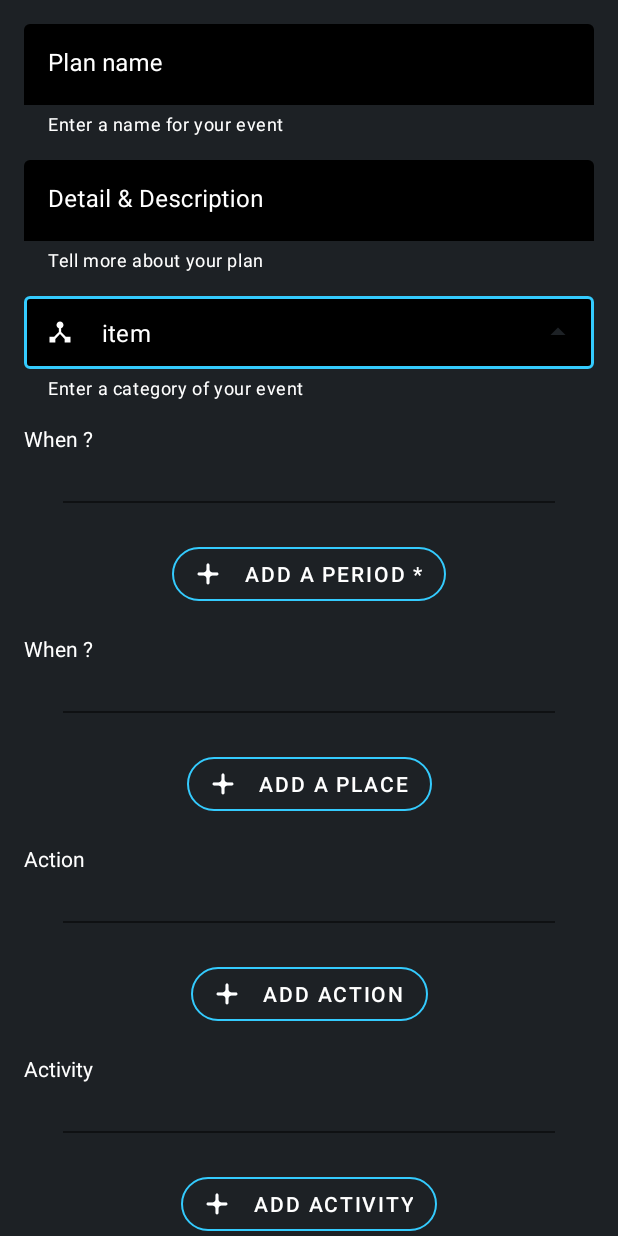
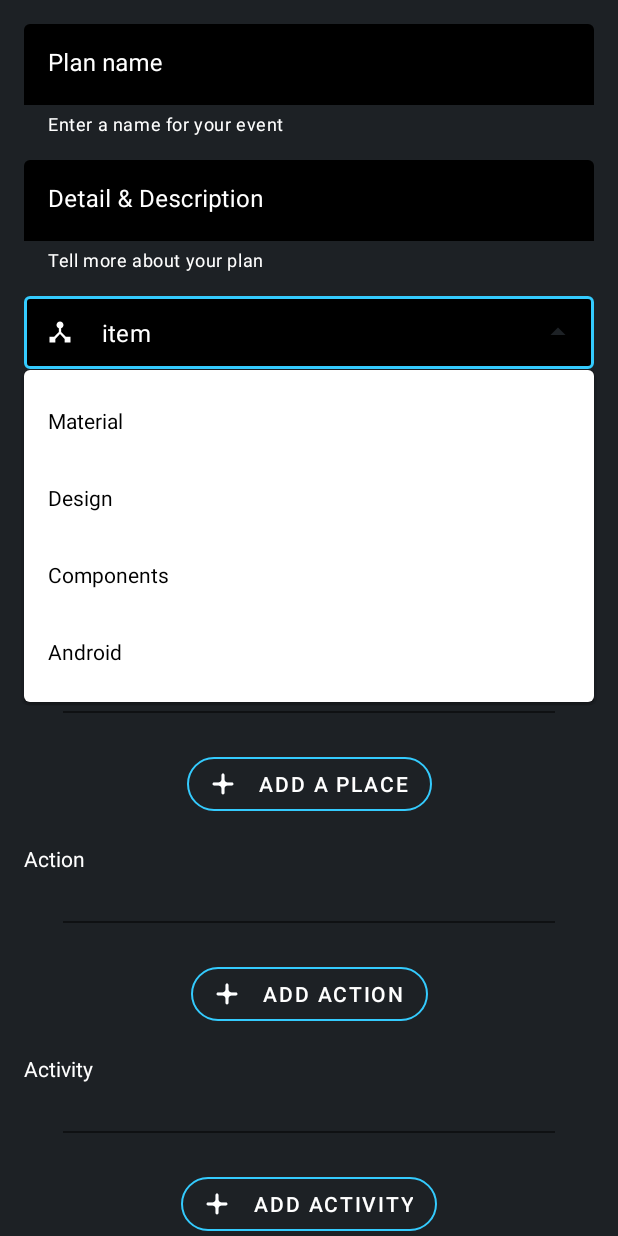
Before and after one commit to vimalbosamiya/People10-Tech-Batanks-Android, an Android app: the fragment PublicPlanFragment shown on its own in the app's theme, after a tap on an icon or button, on a phone screen of 412 x 824 dp. Run offline under Robolectric (Android 15) with nearby library versions, the phone set to English and light mode, and no system bars.

Commit message:
UI alteration

```diff
--- a/app/src/main/java/com/batanks/newplan/home/fragment/tabfragment/PublicPlanFragment.kt
+++ b/app/src/main/java/com/batanks/newplan/home/fragment/tabfragment/PublicPlanFragment.kt
@@ -4,8 +4,11 @@ import android.os.Bundle
 import android.view.LayoutInflater
 import android.view.View
 import android.view.ViewGroup
+import android.widget.ArrayAdapter
+import android.widget.AutoCompleteTextView
 import androidx.fragment.app.Fragment
 import com.batanks.newplan.R
+import kotlinx.android.synthetic.main.fragment_public_new_plan.*
 
 class PublicPlanFragment : Fragment() {
 
@@ -16,4 +19,12 @@ class PublicPlanFragment : Fragment() {
     override fun onCreateView(inflater: LayoutInflater, container: ViewGroup?, savedInstanceState: Bundle?): View? {
         return inflater.inflate(R.layout.fragment_public_new_plan, container, false)
     }
+
+    override fun onViewCreated(view: View, savedInstanceState: Bundle?) {
+        super.onViewCreated(view, savedInstanceState)
+
+        val items = listOf("Material", "Design", "Components", "Android")
+        val adapter = ArrayAdapter(requireContext(), R.layout.auto_complete_text_view, items)
+        (categoryTextField.editText as? AutoCompleteTextView)?.setAdapter(adapter)
+    }
 }
--- a/app/src/main/res/layout/activity_home.xml
+++ b/app/src/main/res/layout/activity_home.xml
@@ -46,7 +46,7 @@
         android:layout_width="match_parent"
         android:layout_height="0dp"
         android:layout_marginTop="?attr/actionBarSize"
-        android:background="@drawable/ic_home_screen_background"
+        android:background="@drawable/ic_header_background"
         app:layout_constraintBottom_toBottomOf="parent"
         app:layout_constraintTop_toTopOf="parent" />
 
--- /dev/null
+++ b/app/src/main/res/layout/auto_complete_text_view.xml
@@ -0,0 +1,10 @@
+<?xml version="1.0" encoding="utf-8"?>
+<TextView xmlns:android="http://schemas.android.com/apk/res/android"
+    style="@style/TextInputLayoutAppearance"
+    android:layout_width="match_parent"
+    android:layout_height="wrap_content"
+    android:ellipsize="end"
+    android:maxLines="1"
+    android:padding="16dp"
+    android:text="TextView"
+    android:textColor="#000000" />
```
Also changed, not shown: app/src/main/res/drawable/ic_header_background.xml (added, +8 -0 lines).
